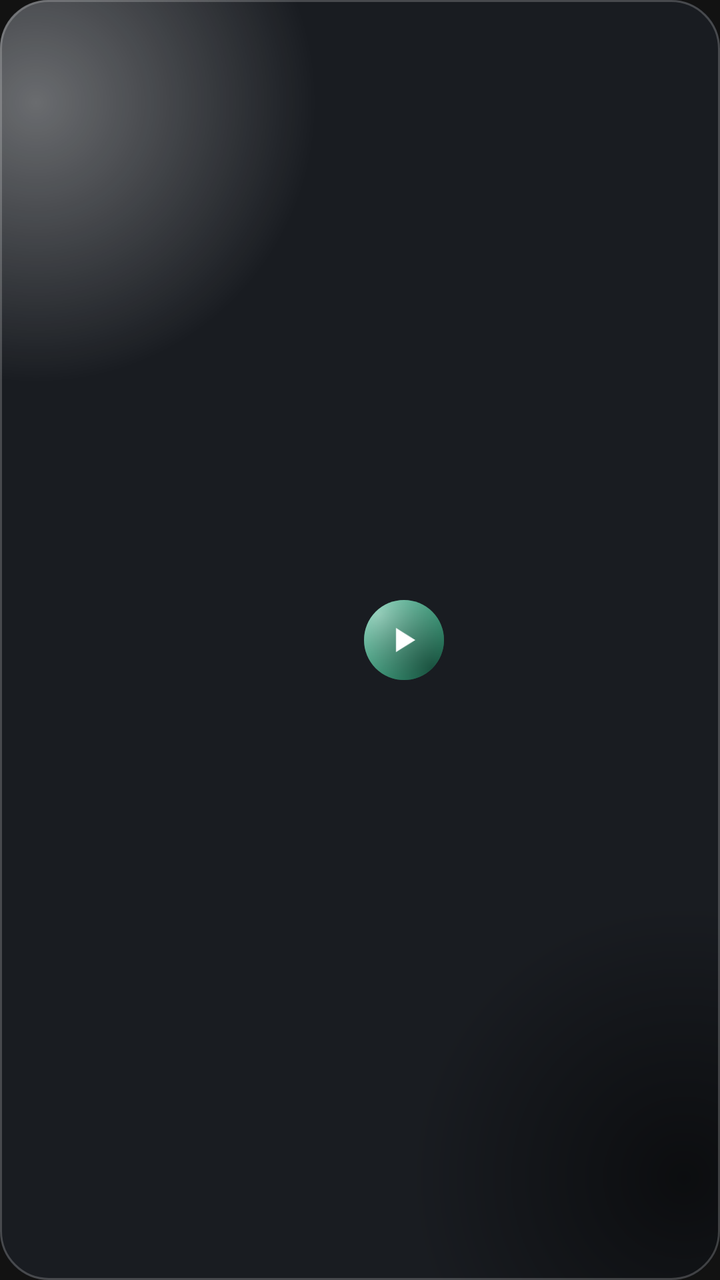
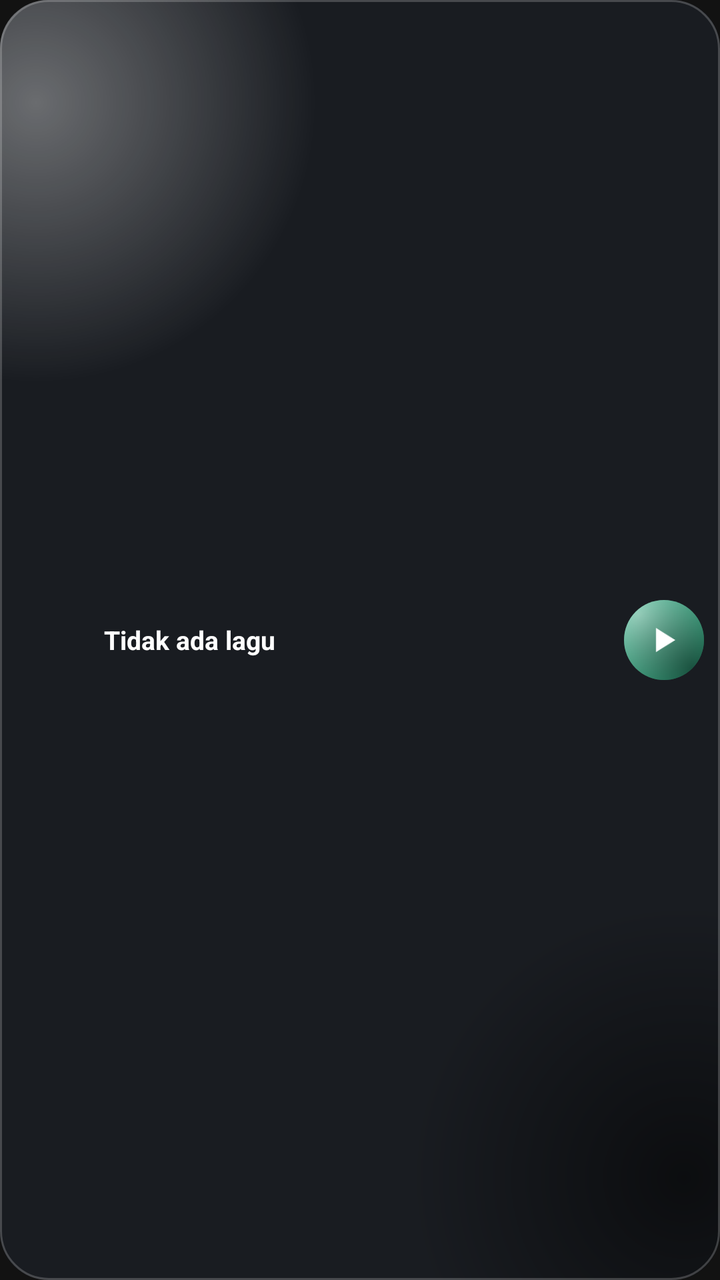

Screens rendered from an Android XML layout before and after an edit, with the pre-edit source and the edit as a unified diff.
<!-- AndroidManifest.xml: application theme Theme.AudioPlayer -->
<!-- res/layout/widget_player_compact.xml -->
<?xml version="1.0" encoding="utf-8"?>
<LinearLayout xmlns:android="http://schemas.android.com/apk/res/android"
    android:id="@+id/widget_root"
    android:layout_width="match_parent"
    android:layout_height="match_parent"
    android:background="@drawable/widget_background"
    android:orientation="horizontal"
    android:gravity="center"
    android:padding="8dp">

    <ImageView
        android:id="@+id/widget_album_art"
        android:layout_width="36dp"
        android:layout_height="36dp"
        android:scaleType="centerCrop" />

    <ImageButton
        android:id="@+id/widget_play_pause"
        android:layout_width="40dp"
        android:layout_height="40dp"
        android:layout_marginStart="8dp"
        android:padding="10dp"
        android:background="@drawable/widget_play_button_bg"
        android:scaleType="fitCenter"
        android:src="@drawable/ic_widget_play"
        android:contentDescription="Putar" />

</LinearLayout>
<!-- resources referenced by this layout -->
<resources>
  <!-- drawable ic_widget_play: png bitmap (drawable, 776 bytes) -->
  <!-- drawable widget_background (drawable) -->
  <?xml version="1.0" encoding="utf-8"?>
  <layer-list xmlns:android="http://schemas.android.com/apk/res/android">
      <item>
          <shape android:shape="rectangle">
              <solid android:color="#191C21" />
              <corners android:radius="24dp" />
          </shape>
      </item>
      <item>
          <shape android:shape="rectangle">
              <gradient
                  android:type="radial"
                  android:centerX="0.05"
                  android:centerY="0.08"
                  android:gradientRadius="140dp"
                  android:startColor="#59FFFFFF"
                  android:endColor="#00FFFFFF" />
              <corners android:radius="24dp" />
          </shape>
      </item>
      <item>
          <shape android:shape="rectangle">
              <gradient
                  android:type="radial"
                  android:centerX="0.95"
                  android:centerY="0.92"
                  android:gradientRadius="140dp"
                  android:startColor="#8C000000"
                  android:endColor="#00000000" />
              <corners android:radius="24dp" />
          </shape>
      </item>
      
      <item>
          <shape android:shape="rectangle">
              <stroke android:width="1dp" android:color="#33FFFFFF" />
              <corners android:radius="24dp" />
          </shape>
      </item>
  </layer-list>
  <!-- drawable widget_play_button_bg (drawable) -->
  <?xml version="1.0" encoding="utf-8"?>
  <layer-list xmlns:android="http://schemas.android.com/apk/res/android">
      <item>
          <shape android:shape="oval">
              <solid android:color="#2FA37C" />
          </shape>
      </item>
      <item>
          <shape android:shape="oval">
              <gradient
                  android:type="radial"
                  android:centerX="0.18"
                  android:centerY="0.18"
                  android:gradientRadius="40dp"
                  android:startColor="#80FFFFFF"
                  android:endColor="#00FFFFFF" />
          </shape>
      </item>
      <item>
          <shape android:shape="oval">
              <gradient
                  android:type="radial"
                  android:centerX="0.85"
                  android:centerY="0.85"
                  android:gradientRadius="40dp"
                  android:startColor="#80000000"
                  android:endColor="#00000000" />
          </shape>
      </item>
  </layer-list>
  <style name="Theme.AudioPlayer" parent="android:Theme.Material.NoActionBar">
          <item name="android:windowBackground">@color/black</item>
      </style>
  <color name="black">#FF121212</color>
</resources>

<!-- the commit's change to res/layout/widget_player_compact.xml (unified diff, before → after) -->
@@ -5,7 +5,7 @@
     android:layout_height="match_parent"
     android:background="@drawable/widget_background"
     android:orientation="horizontal"
-    android:gravity="center"
+    android:gravity="center_vertical"
     android:padding="8dp">
 
     <ImageView
@@ -13,6 +13,19 @@
         android:layout_width="36dp"
         android:layout_height="36dp"
         android:scaleType="centerCrop" />
+
+    <TextView
+        android:id="@+id/widget_title"
+        android:layout_width="0dp"
+        android:layout_height="wrap_content"
+        android:layout_weight="1"
+        android:layout_marginStart="8dp"
+        android:textColor="#FFFFFF"
+        android:textSize="13sp"
+        android:textStyle="bold"
+        android:maxLines="1"
+        android:ellipsize="end"
+        android:text="Tidak ada lagu" />
 
     <ImageButton
         android:id="@+id/widget_play_pause"
